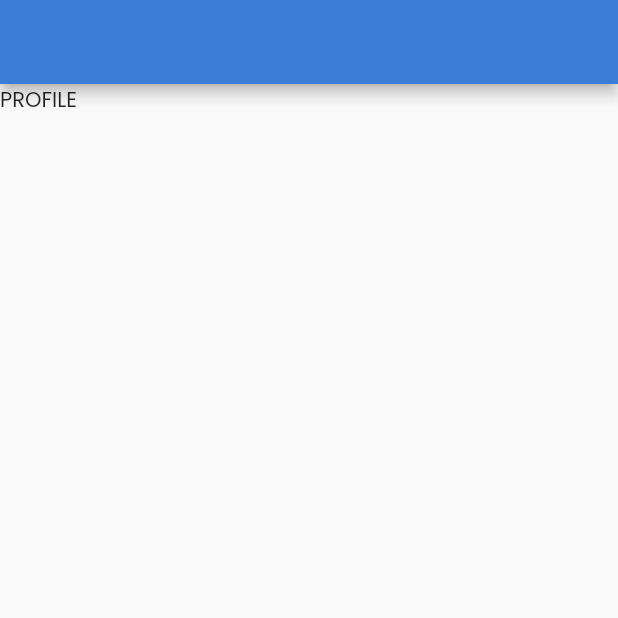
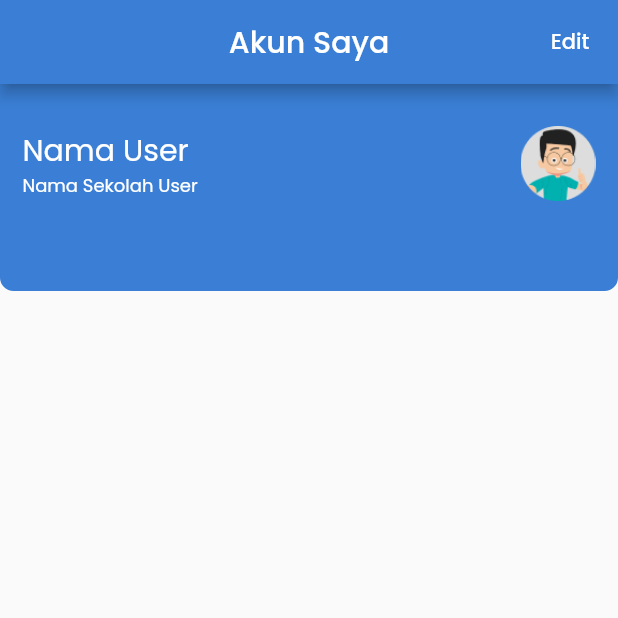
Before and after one commit to robbytrujillo/Edspert_Latihan_Soal, a Flutter app: the ProfilePage screen opened directly, on a phone screen of 412 x 824 dp, the top half of it. Run offline on Flutter 3.47's test engine with Material 2 defaults, Android fonts, the phone set to English and light mode, and no system bars; our stand-ins replace google_fonts; missing offline and left inert: dart:html.

Commit message:
Halaman Profile

```diff
--- a/lib/view/main/profile/profile_page.dart
+++ b/lib/view/main/profile/profile_page.dart
@@ -1,4 +1,5 @@
 import 'package:flutter/material.dart';
+import 'package:git_intro/constants/r.dart';
 
 class ProfilePage extends StatefulWidget {
   const ProfilePage({Key? key}) : super(key: key);
@@ -11,9 +12,68 @@
   @override
   Widget build(BuildContext context) {
     return Scaffold(
-      appBar: AppBar(),
+      appBar: AppBar(
+        title: Text("Akun Saya"),
+        centerTitle: true,
+        actions: [
+          TextButton(
+            onPressed: () {},
+            child: Text(
+              "Edit",
+              style: TextStyle(color: Colors.white),
+            ),
+          ),
+        ],
+      ),
       body: Column(
-        children: [Text("PROFILE")],
+        children: [
+          Container(
+            padding: EdgeInsets.only(
+              top: 28,
+              bottom: 60,
+              right: 15,
+              left: 15,
+            ),
+            decoration: BoxDecoration(
+                color: R.colors.primary,
+                borderRadius: BorderRadius.only(
+                  bottomLeft: Radius.circular(9),
+                  bottomRight: Radius.circular(9),
+                )),
+            child: Row(
+              children: [
+                Expanded(
+                  child: Column(
+                    crossAxisAlignment: CrossAxisAlignment.start,
+                    children: [
+                      Text(
+                        "Nama User",
+                        style: TextStyle(
+                          fontSize: 20,
+                          color: Colors.white,
+                          fontWeight: FontWeight.w400,
+                        ),
+                      ),
+                      Text(
+                        "Nama Sekolah User",
+                        style: TextStyle(
+                          fontSize: 12,
+                          color: Colors.white,
+                          fontWeight: FontWeight.w400,
+                        ),
+                      )
+                    ],
+                  ),
+                ),
+                Image.asset(
+                  R.assets.imgUser,
+                  width: 50,
+                  height: 50,
+                ),
+              ],
+            ),
+          )
+        ],
       ),
     );
   }
```
